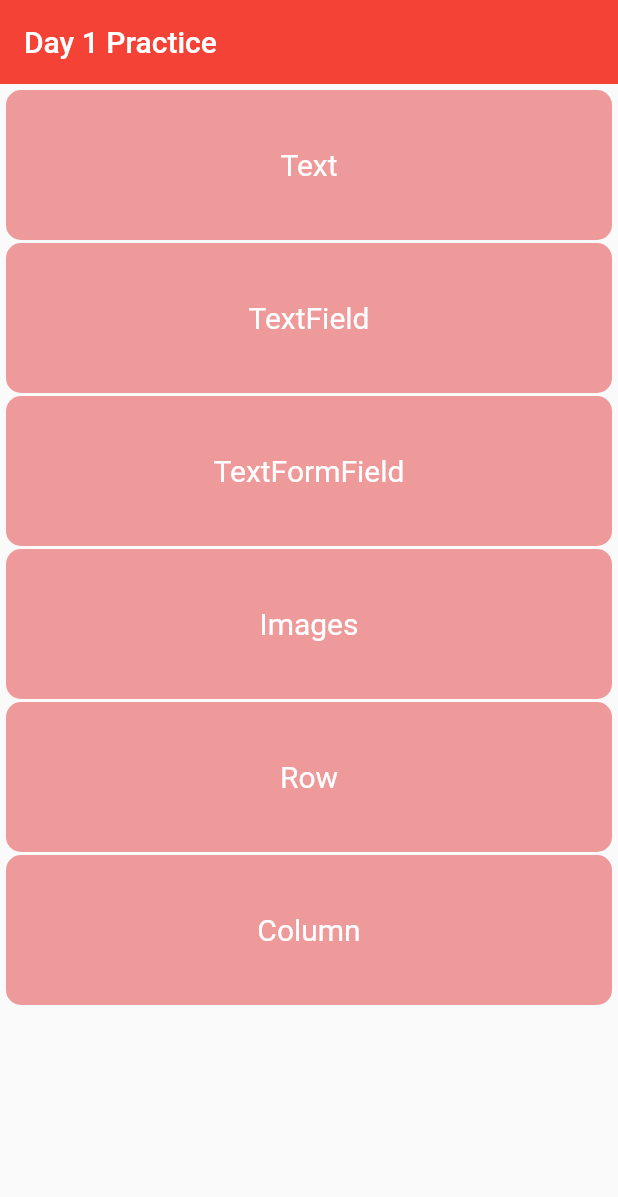
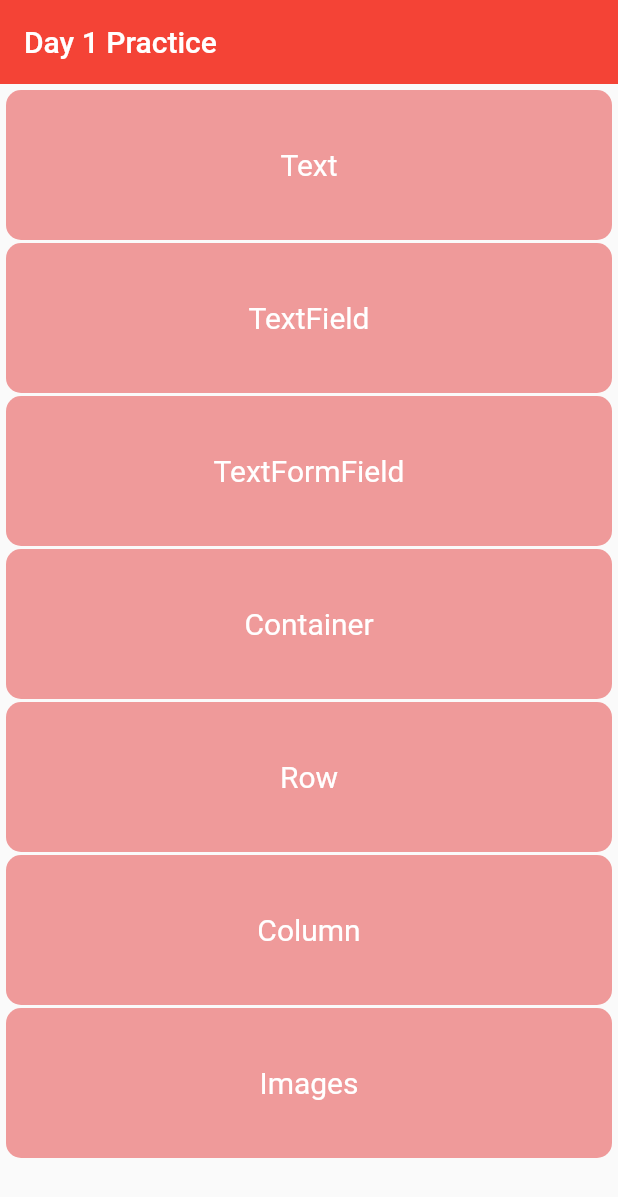
Before and after one commit to PravinPTb18/thinkbridge_training, a Flutter app: the screen it shows after launch, on a phone screen of 412 x 824 dp. Shown: the top 1197 px of the screen. Run offline on Flutter 3.47's test engine with Material 2 defaults, Android fonts, the phone set to English and light mode, and no system bars.

Commit message:
Implemented container widget.Used alignment property to align it in center. Used decoration property to design it and for adding color to it.

```diff
--- a/lib/Screens/day_1.dart
+++ b/lib/Screens/day_1.dart
@@ -13,9 +13,10 @@ class _Day1PracticeState extends State<Day1Practice> {
     "Text",
     "TextField",
     "TextFormField",
-    "Images",
+    "Container",
     "Row",
-    "Column"
+    "Column",
+    "Images"
   ];
 
   @override
--- a/lib/Screens/detail_example.dart
+++ b/lib/Screens/detail_example.dart
@@ -28,6 +28,7 @@ class _DetailExampleState extends State<DetailExample> {
               if (widget.type == "Text") textWidget(),
               if (widget.type == "TextField") textFieldWidget(),
               if (widget.type == "TextFormField") textFormFieldWidget(),
+              if (widget.type == "Container") containerWidget(),
             ],
           )),
     );
@@ -80,4 +81,17 @@ class _DetailExampleState extends State<DetailExample> {
                 borderRadius: BorderRadius.circular(10.0),
                 borderSide: const BorderSide(width: 8.0))));
   }
+
+  Container containerWidget() {
+    return Container(
+      alignment: Alignment.center,
+      height: MediaQuery.of(context).size.height * 0.25,
+      decoration: BoxDecoration(
+          color: Colors.red, borderRadius: BorderRadius.circular(20.0)),
+      child: const Text(
+        "Hi I am Container",
+        style: TextStyle(color: Colors.white),
+      ),
+    );
+  }
 }
```
